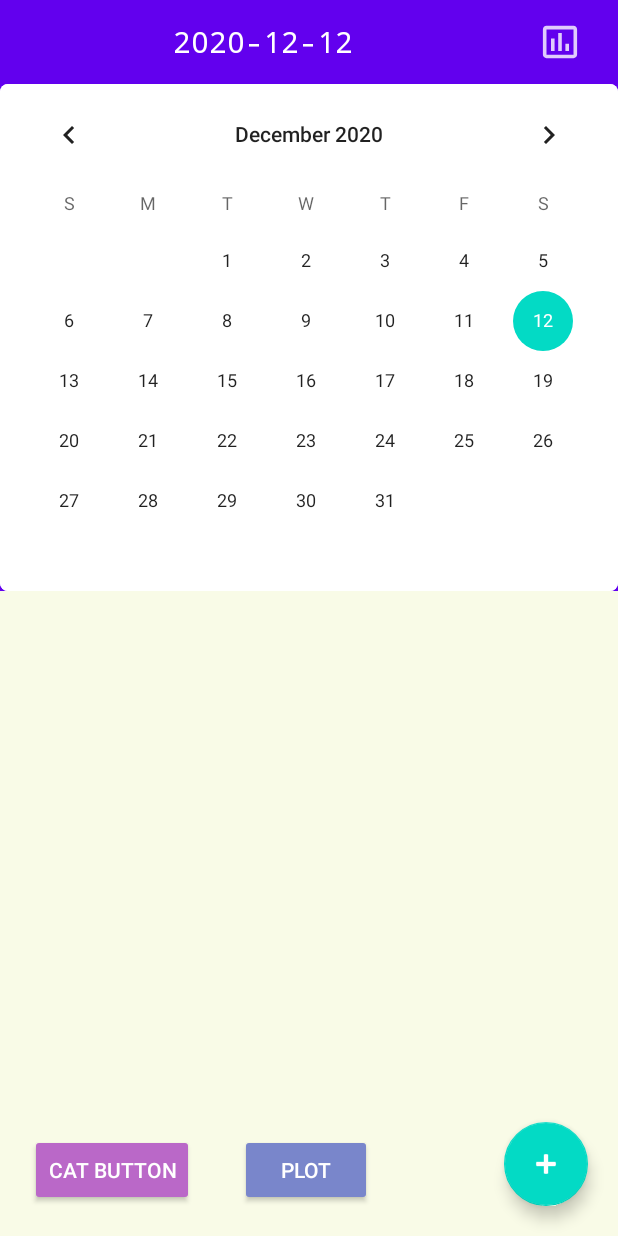
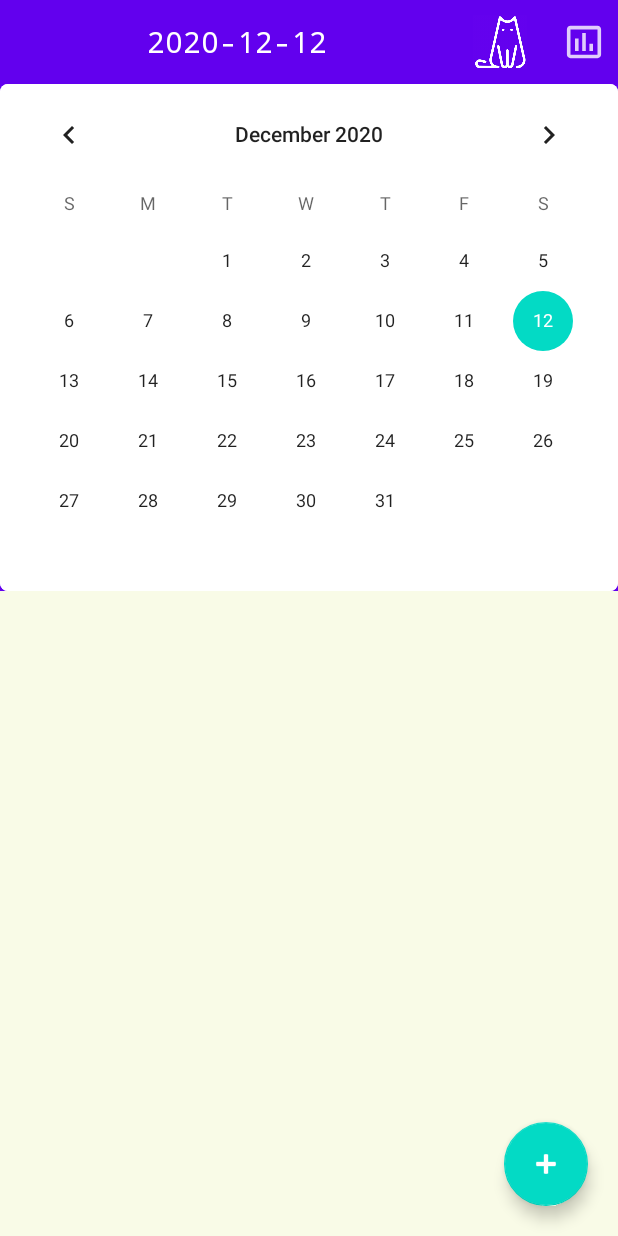
Before and after one commit to ChuhanZhangGit/decision_journal, an Android app: the screen it shows after launch (MainActivity), after a tap on an icon or button, on a phone screen of 412 x 824 dp. Run offline under Robolectric (Android 15) with nearby library versions, the phone set to English and light mode, and no system bars; our stand-ins replace Room's generated code.

Commit message:
cat button, plot button changes

```diff
--- a/app/src/main/res/layout/activity_main.xml
+++ b/app/src/main/res/layout/activity_main.xml
@@ -63,7 +63,19 @@
                         android:textSize="20dp"
                         android:typeface="monospace"
                         android:textColor="@color/white"
-                        android:layout_weight="4"/>
+                        android:layout_weight="6"/>
+
+                    <ImageButton
+                        android:id="@+id/cat_dialog_bn"
+                        android:layout_width="0dp"
+                        android:layout_height="match_parent"
+                        android:layout_margin="10dp"
+                        android:scaleType="fitCenter"
+                        android:background="@null"
+                        android:src="@drawable/cat_appbar"
+                        android:layout_weight="1"
+                        android:onClick="onClick"
+                        />
 
                     <ImageButton
                         android:id="@+id/plot_activity_bn"
@@ -104,28 +116,6 @@
         android:tint="@android:color/white"
         app:srcCompat="@android:drawable/ic_input_add" />
 
-    <Button
-        android:id="@+id/cat_dialog_bn"
-        style="@style/Widget.AppCompat.Button.Colored"
-        android:layout_width="wrap_content"
-        android:layout_height="wrap_content"
-        android:layout_gravity="bottom|left"
-        android:layout_margin="20dp"
-        android:backgroundTint="#BA68C8"
-        android:onClick="onClick"
-        android:text="Cat button" />
-
-    <Button
-        android:id="@+id/plot_bn"
-        style="@style/Widget.AppCompat.Button.Colored"
-        android:layout_width="wrap_content"
-        android:layout_height="wrap_content"
-        android:layout_gravity="bottom"
-        android:layout_marginLeft="160dp"
-        android:layout_marginBottom="20dp"
-        android:backgroundTint="#7986CB"
-        android:onClick="gotoPlot"
-        android:text="Plot" />
 
 
 </androidx.coordinatorlayout.widget.CoordinatorLayout>
```
Also changed, not shown: app/src/main/res/drawable-xhdpi/cat_appbar.png (added).
